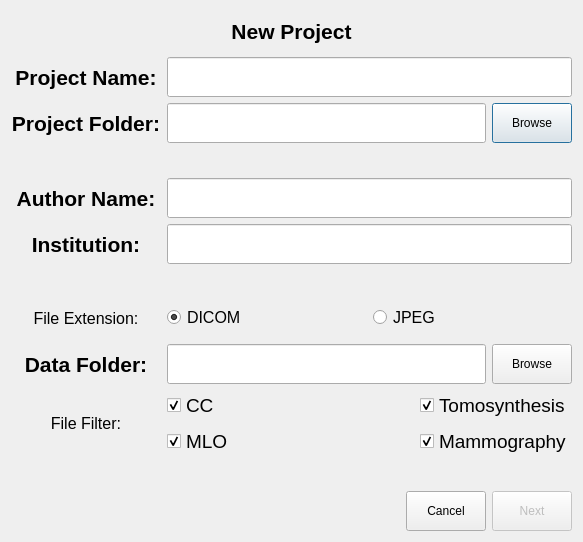
KarolBo/labeling_tool, file step_1.ui: the form before one commit.
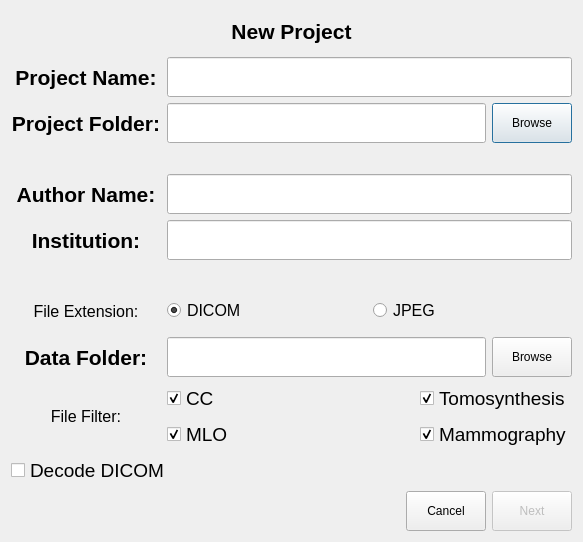
The form after the commit.

```diff
--- a/step_1.ui
+++ b/step_1.ui
@@ -707,17 +707,32 @@
     </layout>
    </item>
    <item>
-    <spacer name="verticalSpacer">
-     <property name="orientation">
-      <enum>Qt::Vertical</enum>
+    <widget class="QCheckBox" name="checkbox_decode">
+     <property name="minimumSize">
+      <size>
+       <width>0</width>
+       <height>30</height>
+      </size>
      </property>
-     <property name="sizeHint" stdset="0">
+     <property name="maximumSize">
       <size>
-       <width>20</width>
-       <height>40</height>
+       <width>16777215</width>
+       <height>30</height>
       </size>
      </property>
-    </spacer>
+     <property name="font">
+      <font>
+       <family>Arial</family>
+       <pointsize>14</pointsize>
+      </font>
+     </property>
+     <property name="text">
+      <string>Decode DICOM</string>
+     </property>
+     <property name="checked">
+      <bool>false</bool>
+     </property>
+    </widget>
    </item>
    <item>
     <layout class="QHBoxLayout" name="horizontalLayout_3">
```
